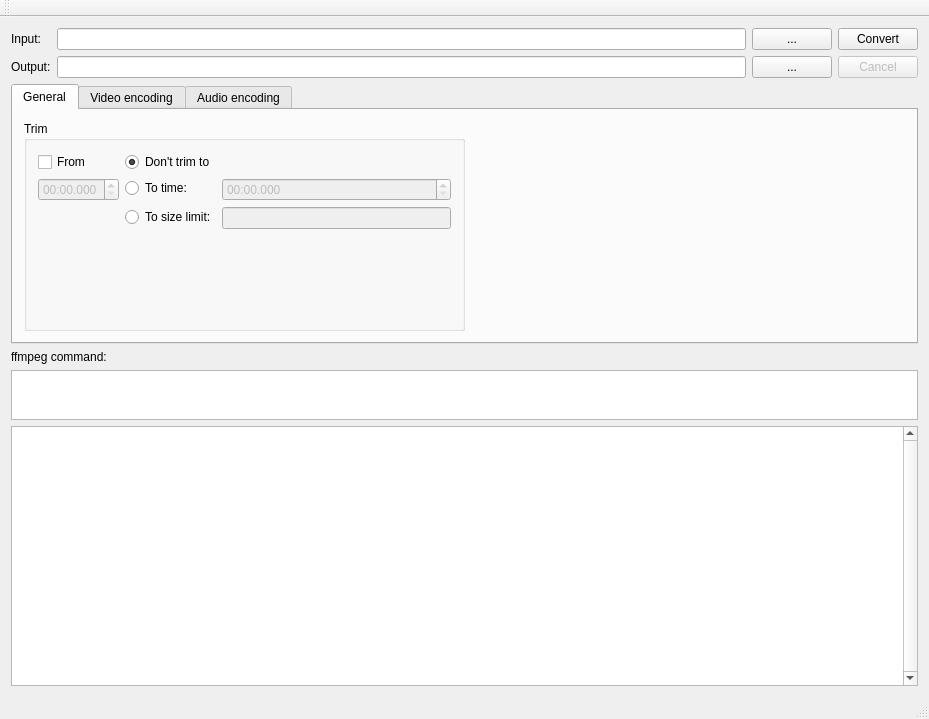
Before: the Qt Designer form mainwindow.ui in Compizfox/QtWebMConverter, drawn with Qt 5.
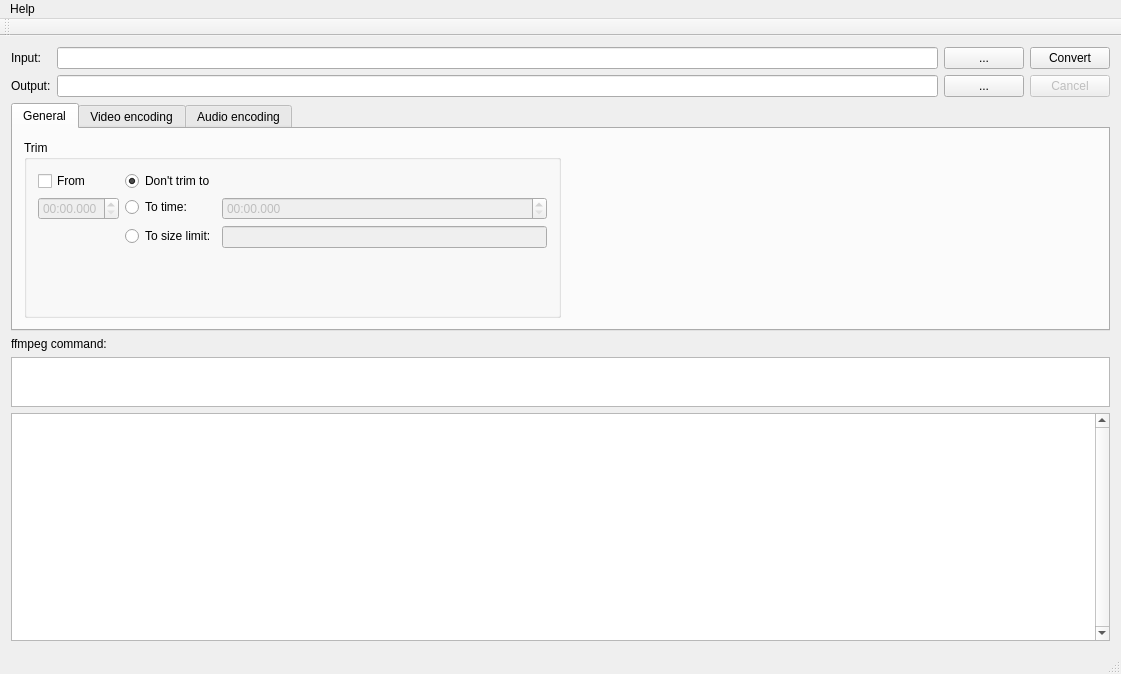
After: the same form once the commit is applied. The open tabs and pages were chosen to show the change.

Commit message: Add about dialog

Diff of the .ui file:
```diff
--- a/mainwindow.ui
+++ b/mainwindow.ui
@@ -6,8 +6,8 @@
    <rect>
     <x>0</x>
     <y>0</y>
-    <width>929</width>
-    <height>719</height>
+    <width>1121</width>
+    <height>674</height>
    </rect>
   </property>
   <property name="windowTitle">
@@ -717,10 +717,17 @@
     <rect>
      <x>0</x>
      <y>0</y>
-     <width>929</width>
-     <height>21</height>
+     <width>1121</width>
+     <height>28</height>
     </rect>
    </property>
+   <widget class="QMenu" name="menuHelp">
+    <property name="title">
+     <string>Help</string>
+    </property>
+    <addaction name="actionAbout"/>
+   </widget>
+   <addaction name="menuHelp"/>
   </widget>
   <widget class="QToolBar" name="mainToolBar">
    <attribute name="toolBarArea">
```
Left out of the diff: 7 changed lines with no effect on the pictures. The commit also changes 2 other files.
